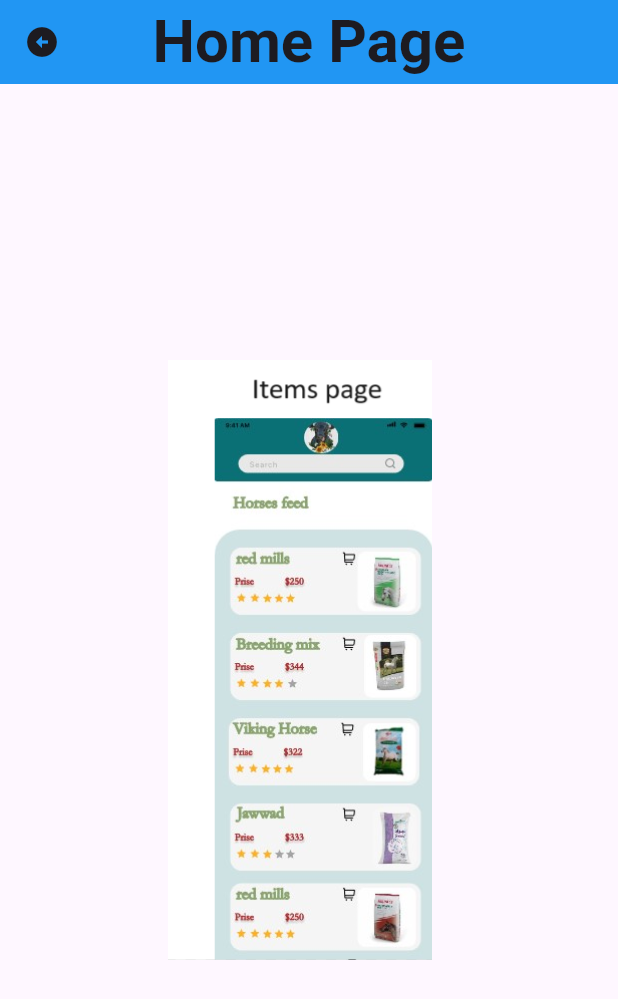
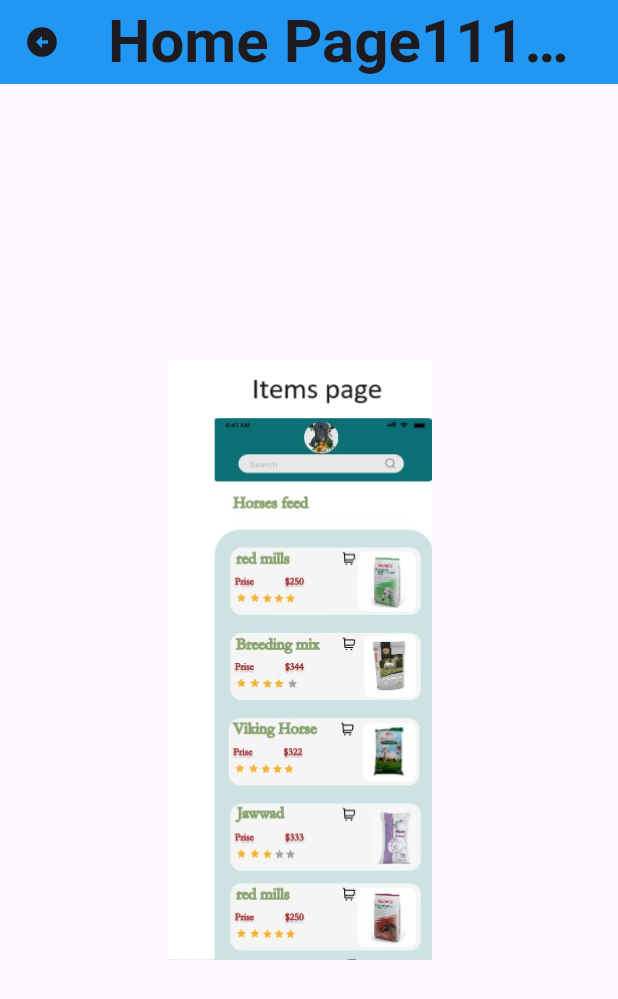
Before and after one commit to basel-eid/Bar3or, a Flutter app: the Home screen opened directly, on a phone screen of 412 x 824 dp. Shown: the top 999 px of the screen. Run offline on Flutter 3.47's test engine with Material 3 defaults, Android fonts, the light colour scheme and no system bars.

Commit message:
Second commit

```diff
--- a/lib/home.dart
+++ b/lib/home.dart
@@ -11,7 +11,7 @@ class Home extends StatelessWidget {
         leading: IconButton(onPressed: (){
           Navigator.push(context, MaterialPageRoute(builder: (context) => Register()));
         }, icon: Icon(Icons.arrow_circle_left_sharp)),
-        title: Text("Home Page",style: TextStyle(fontWeight: FontWeight.bold,fontSize: 40),),
+        title: Text("Home Page111111111",style: TextStyle(fontWeight: FontWeight.bold,fontSize: 40),),
         centerTitle: true,
       ),
       body: Column(
```
